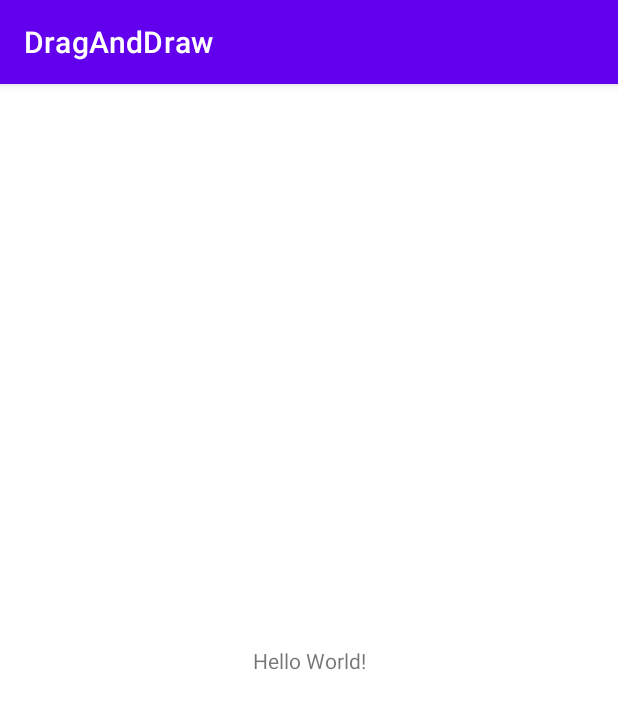
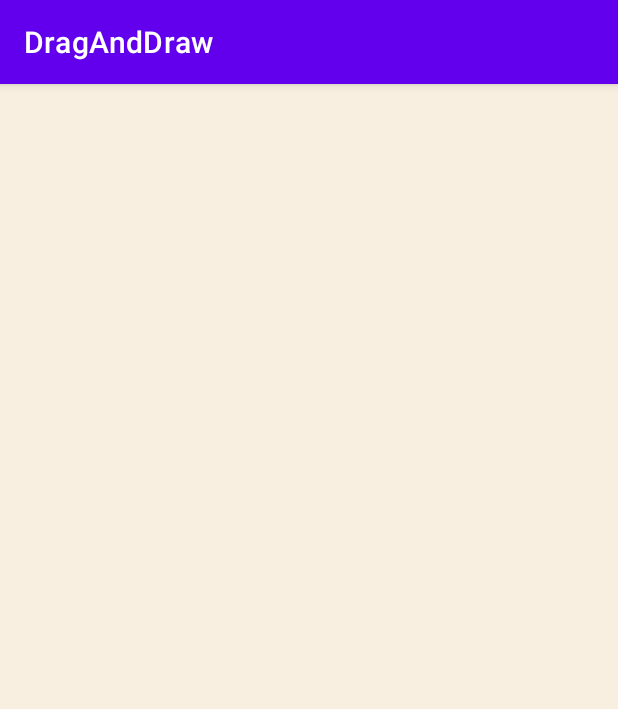
Before and after one commit to olegdoncovg/AndroidProfPractice, an Android app: the screen it shows after launch (MainActivity), on a phone screen of 412 x 824 dp. Shown: the top 709 px of the screen. Run offline under Robolectric (Android 15) with nearby library versions, the phone set to English and light mode, and no system bars.

Commit message:
Day 30. View drawing

```diff
--- /dev/null
+++ b/DragAndDraw/app/src/main/java/com/bignerdranch/android/draganddraw/BoxDrawingView.kt
@@ -0,0 +1,69 @@
+package com.bignerdranch.android.draganddraw
+
+import android.content.Context
+import android.graphics.Canvas
+import android.graphics.Paint
+import android.graphics.PointF
+import android.util.AttributeSet
+import android.util.Log
+import android.view.MotionEvent
+import android.view.View
+
+private const val TAG = "BoxDrawingView"
+
+class BoxDrawingView(context: Context, attrs: AttributeSet? = null) :
+        View(context, attrs) {
+
+    private var currentBox: Box? = null
+    private val boxen = mutableListOf<Box>()
+    private val boxPaint = Paint().apply {
+        color = 0x22ff0000.toInt()
+    }
+    private val backgroundPaint = Paint().apply {
+        color = 0xfff8efe0.toInt()
+    }
+
+    override fun onTouchEvent(event: MotionEvent): Boolean {
+        val current = PointF(event.x, event.y)
+        var action = ""
+        when (event.action) {
+            MotionEvent.ACTION_DOWN -> {
+                action = "ACTION_DOWN"
+// Сбросить состояние объекта
+                currentBox = Box(current).also {
+                    boxen.add(it)
+                }
+            }
+            MotionEvent.ACTION_MOVE -> {
+                action = "ACTION_MOVE"
+                updateCurrentBox(current)
+            }
+            MotionEvent.ACTION_UP -> {
+                action = "ACTION_UP"
+                updateCurrentBox(current)
+                currentBox = null
+            }
+            MotionEvent.ACTION_CANCEL -> {
+                action = "ACTION_CANCEL"
+                currentBox = null
+            }
+        }
+        Log.i(TAG, "$action at x=${current.x}, y=${current.y}")
+        return true
+    }
+
+    private fun updateCurrentBox(current: PointF) {
+        currentBox?.let {
+            it.end = current
+            invalidate()
+        }
+    }
+
+    override fun onDraw(canvas: Canvas) {
+// Заполнение фона
+        canvas.drawPaint(backgroundPaint)
+        boxen.forEach { box ->
+            canvas.drawRect(box.left, box.top, box.right, box.bottom, boxPaint)
+        }
+    }
+}
--- a/DragAndDraw/app/src/main/java/com/bignerdranch/android/draganddraw/MainActivity.kt
+++ b/DragAndDraw/app/src/main/java/com/bignerdranch/android/draganddraw/MainActivity.kt
@@ -6,6 +6,6 @@ import android.os.Bundle
 class MainActivity : AppCompatActivity() {
     override fun onCreate(savedInstanceState: Bundle?) {
         super.onCreate(savedInstanceState)
-        setContentView(R.layout.activity_main)
+        setContentView(R.layout.activity_drag_and_draw)
     }
 }
--- /dev/null
+++ b/DragAndDraw/app/src/main/res/layout/activity_drag_and_draw.xml
@@ -0,0 +1,5 @@
+<?xml version="1.0" encoding="utf-8"?>
+<com.bignerdranch.android.draganddraw.BoxDrawingView
+    xmlns:android="http://schemas.android.com/apk/res/android"
+    android:layout_width="match_parent"
+    android:layout_height="match_parent" />
--- a/DragAndDraw/app/src/main/res/layout/activity_main.xml
+++ /dev/null
@@ -1,18 +0,0 @@
-<?xml version="1.0" encoding="utf-8"?>
-<androidx.constraintlayout.widget.ConstraintLayout xmlns:android="http://schemas.android.com/apk/res/android"
-    xmlns:app="http://schemas.android.com/apk/res-auto"
-    xmlns:tools="http://schemas.android.com/tools"
-    android:layout_width="match_parent"
-    android:layout_height="match_parent"
-    tools:context=".MainActivity">
-
-    <TextView
-        android:layout_width="wrap_content"
-        android:layout_height="wrap_content"
-        android:text="Hello World!"
-        app:layout_constraintBottom_toBottomOf="parent"
-        app:layout_constraintLeft_toLeftOf="parent"
-        app:layout_constraintRight_toRightOf="parent"
-        app:layout_constraintTop_toTopOf="parent" />
-
-</androidx.constraintlayout.widget.ConstraintLayout>
```
Also changed, not shown: DragAndDraw/app/src/main/java/com/bignerdranch/android/draganddraw/Box.kt (added, +15 -0 lines).
